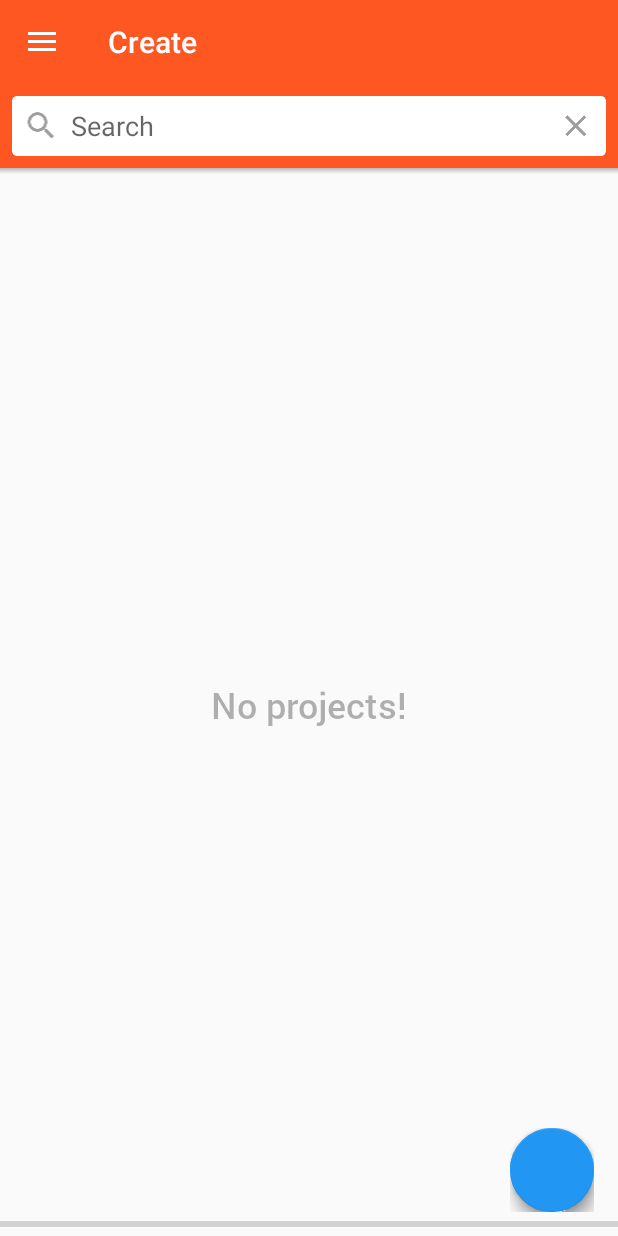
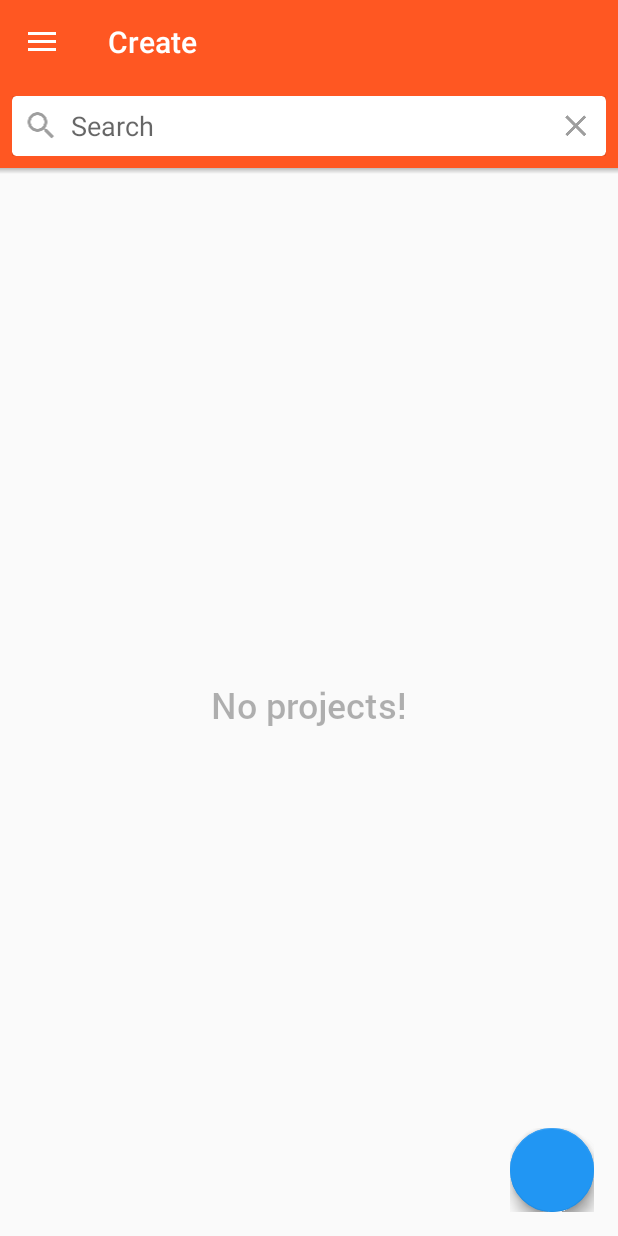
Before and after one commit to geeteshk/Hyper, an Android app: the fragment ImproveFragment placed in its activity, on a phone screen of 412 x 824 dp. Run offline under Robolectric (Android 15) with nearby library versions, the phone set to English and light mode, and no system bars; libraries missing offline, so code that uses them is left out: com.getbase.floatingactionbutton, com.pavelsikun.vintagechroma; plain views replace FloatingActionButton, FloatingActionsMenu; Roboto replaces fonts that are not available here; 5 statements that could not run were skipped.

Commit message:
Git: Cleanup cloning projects
Well now it shows progress and the task at hand.

```diff
--- a/app/src/main/java/io/geeteshk/hyper/fragment/ImproveFragment.java
+++ b/app/src/main/java/io/geeteshk/hyper/fragment/ImproveFragment.java
@@ -1,5 +1,6 @@
 package io.geeteshk.hyper.fragment;
 
+import android.app.ProgressDialog;
 import android.content.Context;
 import android.content.DialogInterface;
 import android.os.Bundle;
@@ -20,7 +21,6 @@ import android.view.inputmethod.InputMethodManager;
 import android.widget.EditText;
 import android.widget.ImageButton;
 import android.widget.LinearLayout;
-import android.widget.ProgressBar;
 import android.widget.TextView;
 
 import com.getbase.floatingactionbutton.FloatingActionButton;
@@ -63,8 +63,6 @@ public class ImproveFragment extends Fragment {
         projectsList.setItemAnimator(new DefaultItemAnimator());
         projectsList.setAdapter(mProjectAdapter);
 
-        final ProgressBar cloneProgress = (ProgressBar) rootView.findViewById(R.id.clone_progress);
-
         FloatingActionButton createButton = (FloatingActionButton) rootView.findViewById(R.id.fab_create);
         createButton.setOnClickListener(new View.OnClickListener() {
             @Override
@@ -72,6 +70,13 @@ public class ImproveFragment extends Fragment {
                 MainActivity.update(getActivity(), getActivity().getSupportFragmentManager(), 0);
             }
         });
+
+        final ProgressDialog cloneProgress = new ProgressDialog(getActivity());
+        cloneProgress.setProgressStyle(ProgressDialog.STYLE_HORIZONTAL);
+        cloneProgress.setTitle("Cloning repository");
+        cloneProgress.setMax(100);
+        cloneProgress.setProgress(0);
+        cloneProgress.setCancelable(false);
 
         FloatingActionButton cloneButton = (FloatingActionButton) rootView.findViewById(R.id.fab_clone);
         cloneButton.setOnClickListener(new View.OnClickListener() {
@@ -95,6 +100,7 @@ public class ImproveFragment extends Fragment {
                     @Override
                     public void onClick(DialogInterface dialogInterface, int i) {
                         dialogInterface.dismiss();
+                        cloneProgress.show();
                         GitUtil.clone(getActivity(), new File(Constants.HYPER_ROOT + File.separator + file.getText().toString()), cloneProgress, mProjectAdapter, remote.getText().toString());
                     }
                 });
--- a/app/src/main/res/layout/fragment_improve.xml
+++ b/app/src/main/res/layout/fragment_improve.xml
@@ -90,15 +90,6 @@
         android:clipToPadding="false"
         android:scrollbars="vertical" />
 
-    <ProgressBar
-        android:id="@+id/clone_progress"
-        style="?android:attr/progressBarStyleHorizontal"
-        android:layout_width="match_parent"
-        android:layout_height="wrap_content"
-        android:layout_alignParentBottom="true"
-        android:max="100"
-        android:progress="0" />
-
     <com.getbase.floatingactionbutton.FloatingActionsMenu
         android:layout_width="wrap_content"
         android:layout_height="wrap_content"
```
Also changed, not shown: app/src/main/java/io/geeteshk/hyper/util/GitUtil.java (+21 -12 lines).
